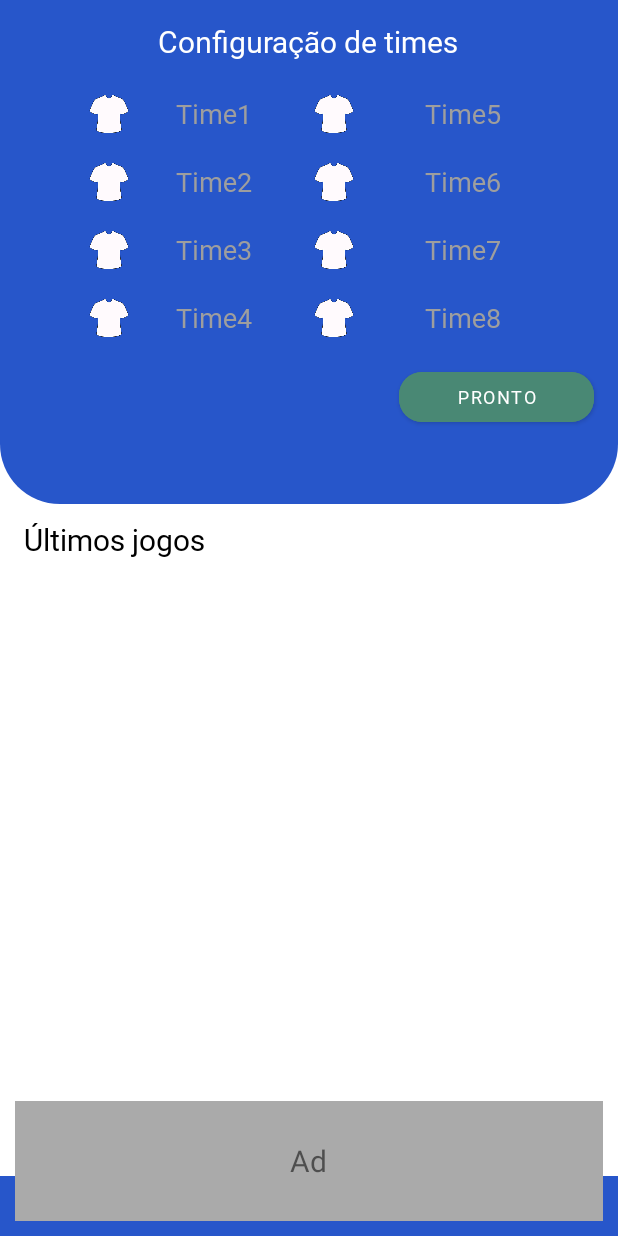
After one commit to samirmaciel/FutStreet-app, an Android app: the TournamentSelectFragment screen opened through its navigation route, on a phone screen of 412 x 824 dp. The commit adds this screen. Run offline under Robolectric (Android 15) with nearby library versions, the phone set to English and light mode, and no system bars.

Commit message:
fragment tournament select created with 8 teams

```diff
--- a/app/src/main/java/com/samirmaciel/futstreet/modules/MainActivity.kt
+++ b/app/src/main/java/com/samirmaciel/futstreet/modules/MainActivity.kt
@@ -1,9 +1,15 @@
 package com.samirmaciel.futstreet.modules
 
 import android.annotation.SuppressLint
+import android.content.BroadcastReceiver
+import android.content.Context
+import android.content.Intent
+import android.content.IntentFilter
 import androidx.appcompat.app.AppCompatActivity
 import android.os.Bundle
 import android.os.Handler
+import android.util.Log
+import androidx.navigation.ActionOnlyNavDirections
 import androidx.navigation.NavController
 import androidx.navigation.NavDestination
 import androidx.navigation.findNavController
@@ -15,10 +21,16 @@ class MainActivity : AppCompatActivity() {
     private var _binding : ActivityMainBinding? = null
     private val binding : ActivityMainBinding get() = _binding!!
 
+    companion object {
+        const val ACTION_TO_TORUNAMENT = "ACTION_TO_TOURNAMENT"
+    }
+
     override fun onCreate(savedInstanceState: Bundle?) {
         super.onCreate(savedInstanceState)
         _binding = ActivityMainBinding.inflate(layoutInflater)
         setContentView(binding.root)
+
+        registerReceiver(receiverBroadcast, IntentFilter(ACTION_TO_TORUNAMENT))
 
         findNavController(R.id.topFragment).addOnDestinationChangedListener(object : NavController.OnDestinationChangedListener{
             @SuppressLint("ResourceType")
@@ -29,7 +41,6 @@ class MainActivity : AppCompatActivity() {
             ) {
                 binding.appBarTitle.setText(destination.label)
             }
-
         })
     }
 
@@ -40,11 +51,9 @@ class MainActivity : AppCompatActivity() {
         }, 2000)
     }
 
-    private fun histoyIsEmpty(isEmpity : Boolean){
-        if(isEmpity){
-            //binding.textHintEmptyHistory.visibility = View.VISIBLE
-        }else{
-            //binding.textHintEmptyHistory.visibility = View.GONE
+    private val receiverBroadcast : BroadcastReceiver = object : BroadcastReceiver(){
+        override fun onReceive(context: Context, intent: Intent) {
+            findNavController(R.id.bottomFragment).navigate(R.id.action_lastGamesFragment_to_tournamentFragment)
         }
 
     }
--- a/app/src/main/java/com/samirmaciel/futstreet/modules/gameSetting/GameSettingFragment.kt
+++ b/app/src/main/java/com/samirmaciel/futstreet/modules/gameSetting/GameSettingFragment.kt
@@ -10,7 +10,6 @@ import androidx.navigation.fragment.findNavController
 import com.samirmaciel.futstreet.R
 import com.samirmaciel.futstreet.databinding.FragmentGamesettingsBinding
 import com.samirmaciel.futstreet.modules.gameSetting.shirtSelectionFragment.ShirtSelectionDialog
-import kotlin.math.roundToInt
 
 class GameSettingFragment : Fragment(R.layout.fragment_gamesettings){
 
@@ -106,13 +105,13 @@ class GameSettingFragment : Fragment(R.layout.fragment_gamesettings){
         }
 
         viewModel.nameTeamOne.observe(this){
-            if(!it.equals(resources.getText(R.string.input_hint_teamone))){
+            if(!it.equals(resources.getText(R.string.input_hint_team1))){
                 binding.inputNameTeamOne.setText(it)
             }
         }
 
         viewModel.nameTeamTwo.observe(this){
-            if(!it.equals(resources.getText(R.string.input_hint_teamtwo))){
+            if(!it.equals(resources.getText(R.string.input_hint_team2))){
                 binding.inputNameTeamTwo.setText(it)
             }
         }
--- a/app/src/main/java/com/samirmaciel/futstreet/modules/home/HomeFragment.kt
+++ b/app/src/main/java/com/samirmaciel/futstreet/modules/home/HomeFragment.kt
@@ -1,5 +1,6 @@
 package com.samirmaciel.futstreet.modules.home
 
+import android.content.Intent
 import android.os.Bundle
 import android.util.Log
 import android.view.View
@@ -10,6 +11,7 @@ import androidx.navigation.findNavController
 import androidx.navigation.fragment.findNavController
 import com.samirmaciel.futstreet.R
 import com.samirmaciel.futstreet.databinding.FragmentHomeBinding
+import com.samirmaciel.futstreet.modules.MainActivity
 import com.samirmaciel.futstreet.shared.adapter.SlideDescriptionPager
 import java.util.*
 
@@ -25,15 +27,19 @@ class HomeFragment : Fragment(R.layout.fragment_home) {
         super.onViewCreated(view, savedInstanceState)
         _binding = FragmentHomeBinding.bind(view)
         initPagerSlide(viewModel.getDescriptions())
-
-
     }
 
     override fun onStart() {
         super.onStart()
 
 
-        binding.buttonNewPlay.setOnClickListener{ findNavController().navigate(R.id.action_homeFragment_to_gameSettingFragment) }
+        binding.buttonNewPlay.setOnClickListener{
+            findNavController().navigate(R.id.action_homeFragment_to_gameSettingFragment) }
+        binding.buttonChampionship.setOnClickListener{
+            findNavController().navigate(R.id.action_homeFragment_to_tournamentSelectFragment)
+            val intent = Intent(MainActivity.ACTION_TO_TORUNAMENT)
+            requireActivity().sendBroadcast(intent)
+        }
     }
 
 
--- /dev/null
+++ b/app/src/main/java/com/samirmaciel/futstreet/modules/tournamentSelect/TournamentSelectFragment.kt
@@ -0,0 +1,24 @@
+package com.samirmaciel.futstreet.modules.tournamentSelect
+
+import android.os.Bundle
+import android.view.View
+import androidx.fragment.app.Fragment
+import com.samirmaciel.futstreet.R
+import com.samirmaciel.futstreet.databinding.FragmentTournamentBinding
+
+class TournamentSelectFragment : Fragment(R.layout.fragment_tournamentselect) {
+
+    private var _binding : FragmentTournamentBinding? = null
+    private val binding : FragmentTournamentBinding get() = _binding!!
+
+    override fun onViewCreated(view: View, savedInstanceState: Bundle?) {
+        super.onViewCreated(view, savedInstanceState)
+        _binding = FragmentTournamentBinding.bind(view)
+
+    }
+
+    override fun onDestroy() {
+        super.onDestroy()
+        _binding = null
+    }
+}
--- a/app/src/main/res/layout/fragment_gamesettings.xml
+++ b/app/src/main/res/layout/fragment_gamesettings.xml
@@ -33,7 +33,7 @@
             <EditText
                 android:id="@+id/inputNameTeamOne"
                 style="@style/inputText"
-                android:hint="@string/input_hint_teamone" />
+                android:hint="@string/input_hint_team1" />
 
         </LinearLayout>
 
@@ -63,7 +63,7 @@
         <EditText
             android:id="@+id/inputNameTeamTwo"
             style="@style/inputText"
-            android:hint="@string/input_hint_teamtwo" />
+            android:hint="@string/input_hint_team2" />
 
     </LinearLayout>
 
--- a/app/src/main/res/layout/fragment_home.xml
+++ b/app/src/main/res/layout/fragment_home.xml
@@ -44,7 +44,6 @@
         android:id="@+id/buttonChampionship"
         style="@style/button_menu"
         android:text="@string/hint_menu_button_tournament"
-        android:enabled="false"
         app:cornerRadius="15dp"
         app:layout_constraintEnd_toEndOf="@+id/buttonNewPlay"
         app:layout_constraintStart_toStartOf="@+id/buttonNewPlay"
--- a/app/src/main/res/layout/fragment_tournament.xml
+++ b/app/src/main/res/layout/fragment_tournament.xml
@@ -3,8 +3,19 @@
     android:layout_width="match_parent"
     android:layout_height="match_parent"
     xmlns:tools="http://schemas.android.com/tools"
+    xmlns:app="http://schemas.android.com/apk/res-auto"
     tools:context=".modules.tournament.TournamentFragment">
 
-
+    <TextView
+        android:layout_width="wrap_content"
+        android:layout_height="wrap_content"
+        android:text="TOURNAMENT"
+        android:textColor="@color/black"
+        android:fontFamily="@font/baloo2semibold"
+        app:layout_constraintTop_toTopOf="parent"
+        app:layout_constraintBottom_toBottomOf="parent"
+        app:layout_constraintStart_toStartOf="parent"
+        app:layout_constraintEnd_toEndOf="parent"
+        android:textSize="40sp"/>
 
 </androidx.constraintlayout.widget.ConstraintLayout>
--- /dev/null
+++ b/app/src/main/res/layout/fragment_tournamentselect.xml
@@ -0,0 +1,176 @@
+<?xml version="1.0" encoding="utf-8"?>
+<androidx.constraintlayout.widget.ConstraintLayout xmlns:android="http://schemas.android.com/apk/res/android"
+    xmlns:app="http://schemas.android.com/apk/res-auto"
+    android:layout_width="match_parent"
+    android:layout_height="wrap_content"
+    tools:context=".modules.tournamentSelect.TournamentSelectFragment"
+    xmlns:tools="http://schemas.android.com/tools"
+    android:background="@color/blue">
+
+    <LinearLayout
+        android:id="@+id/linearLayout1"
+        android:layout_width="match_parent"
+        android:layout_height="wrap_content"
+        android:gravity="center"
+        android:orientation="horizontal"
+        app:layout_constraintEnd_toEndOf="parent"
+        app:layout_constraintStart_toStartOf="parent"
+        app:layout_constraintTop_toTopOf="parent">
+
+        <androidx.appcompat.widget.AppCompatImageView
+            android:id="@+id/selectShirtTeam1Torunament"
+            style="@style/shirt_select_tournament"
+            android:src="@drawable/shirt_select"
+            app:layout_constraintStart_toStartOf="parent"
+            app:layout_constraintTop_toTopOf="parent" />
+
+        <EditText
+            android:id="@+id/tournamentInputTeamName1"
+            style="@style/inputText"
+            android:hint="@string/input_hint_team1" />
+
+        <androidx.appcompat.widget.AppCompatImageView
+            android:id="@+id/selectShirtTeam5Torunament"
+            style="@style/shirt_select_tournament"
+            android:layout_marginStart="10dp"
+            android:src="@drawable/shirt_select" />
+
+        <EditText
+            android:id="@+id/torunamentInputTeamName5"
+            style="@style/inputText"
+            android:layout_marginStart="16dp"
+            android:hint="@string/input_hint_team5" />
+
+    </LinearLayout>
+
+    <LinearLayout
+        android:id="@+id/linearLayout2"
+        android:layout_width="match_parent"
+        android:layout_height="wrap_content"
+        android:gravity="center"
+        android:layout_marginTop="5dp"
+        android:orientation="horizontal"
+        app:layout_constraintEnd_toEndOf="parent"
+        app:layout_constraintStart_toStartOf="parent"
+        app:layout_constraintTop_toBottomOf="@id/linearLayout1">
+
+        <androidx.appcompat.widget.AppCompatImageView
+            android:id="@+id/selectShirtTeam2Torunament"
+            style="@style/shirt_select_tournament"
+            android:src="@drawable/shirt_select"
+            app:layout_constraintStart_toStartOf="parent"
+            app:layout_constraintTop_toTopOf="parent" />
+
+        <EditText
+            android:id="@+id/tournamentInputTeamName2"
+            style="@style/inputText"
+            android:hint="@string/input_hint_team2" />
+
+        <androidx.appcompat.widget.AppCompatImageView
+            android:id="@+id/selectShirtTeam6Torunament"
+            style="@style/shirt_select_tournament"
+            android:layout_marginStart="10dp"
+            android:src="@drawable/shirt_select" />
+
+        <EditText
+            android:id="@+id/torunamentInputTeamName6"
+            style="@style/inputText"
+            android:layout_marginStart="16dp"
+            android:hint="@string/input_hint_team6" />
+
+    </LinearLayout>
+
+    <LinearLayout
+        android:id="@+id/linearLayout3"
+        android:layout_width="match_parent"
+        android:layout_height="wrap_content"
+        android:gravity="center"
+        android:layout_marginTop="5dp"
+        android:orientation="horizontal"
+        app:layout_constraintEnd_toEndOf="parent"
+        app:layout_constraintStart_toStartOf="parent"
+        app:layout_constraintTop_toBottomOf="@id/linearLayout2">
+
+        <androidx.appcompat.widget.AppCompatImageView
+            android:id="@+id/selectShirtTeam3Torunament"
+            style="@style/shirt_select_tournament"
+            android:src="@drawable/shirt_select"
+            app:layout_constraintStart_toStartOf="parent"
+            app:layout_constraintTop_toTopOf="parent" />
+
+        <EditText
+            android:id="@+id/tournamentInputTeamName3"
+            style="@style/inputText"
+            android:hint="@string/input_hint_team3" />
+
+        <androidx.appcompat.widget.AppCompatImageView
+            android:id="@+id/selectShirtTeam7Torunament"
+            style="@style/shirt_select_tournament"
+            android:layout_marginStart="10dp"
+            android:src="@drawable/shirt_select" />
+
+        <EditText
+            android:id="@+id/torunamentInputTeamNam7"
+            style="@style/inputText"
+            android:layout_marginStart="16dp"
+            android:hint="@string/input_hint_team7" />
+
+    </LinearLayout>
+
+    <LinearLayout
+        android:id="@+id/linearLayout4"
+        android:layout_width="match_parent"
+        android:layout_height="wrap_content"
+        android:gravity="center"
+        android:layout_marginBottom="10dp"
+        android:layout_marginTop="5dp"
+        android:orientation="horizontal"
+        app:layout_constraintEnd_toEndOf="parent"
+        app:layout_constraintStart_toStartOf="parent"
+        app:layout_constraintTop_toBottomOf="@id/linearLayout3">
+
+        <androidx.appcompat.widget.AppCompatImageView
+            android:id="@+id/selectShirtTeam4Torunament"
+            style="@style/shirt_select_tournament"
+            android:src="@drawable/shirt_select"
+            app:layout_constraintStart_toStartOf="parent"
+            app:layout_constraintTop_toTopOf="parent" />
+
+        <EditText
+            android:id="@+id/tournamentInputTeamName4"
+            style="@style/inputText"
+            android:hint="@string/input_hint_team4" />
+
+        <androidx.appcompat.widget.AppCompatImageView
+            android:id="@+id/selectShirtTeam8Torunament"
+            style="@style/shirt_select_tournament"
+            android:layout_marginStart="10dp"
+            android:src="@drawable/shirt_select" />
+
+        <EditText
+            android:id="@+id/torunamentInputTeamNam8"
+            style="@style/inputText"
+            android:layout_marginStart="16dp"
+            android:hint="@string/input_hint_team8" />
+
+    </LinearLayout>
+
+
+    <com.google.android.material.button.MaterialButton
+        android:id="@+id/buttonReadyTournament"
+        style="@style/button_menu"
+        android:layout_marginEnd="16dp"
+        android:backgroundTint="@color/green"
+        android:text="@string/Ready"
+        android:textColor="@color/white"
+        android:layout_marginTop="10dp"
+        app:cornerRadius="15dp"
+        app:layout_constraintEnd_toEndOf="parent"
+        app:layout_constraintTop_toBottomOf="@id/linearLayout4" />
+
+
+
+
+
+
+</androidx.constraintlayout.widget.ConstraintLayout>
--- a/app/src/main/res/navigation/bottomnavigation.xml
+++ b/app/src/main/res/navigation/bottomnavigation.xml
@@ -9,5 +9,22 @@
         android:id="@+id/lastGamesFragment"
         android:name="com.samirmaciel.futstreet.modules.lastGames.LastGamesFragment"
         android:label="fragment_lastgames"
-        tools:layout="@layout/fragment_lastgames" />
+        tools:layout="@layout/fragment_lastgames" >
+        <action
+            android:id="@+id/action_lastGamesFragment_to_tournamentFragment"
+            app:destination="@id/tournamentFragment"
+            app:enterAnim="@anim/enter_animation"
+            app:exitAnim="@anim/exit_animation"/>
+    </fragment>
+    <fragment
+        android:id="@+id/tournamentFragment"
+        android:name="com.samirmaciel.futstreet.modules.tournament.TournamentFragment"
+        android:label="fragment_tournament"
+        tools:layout="@layout/fragment_tournament" >
+        <action
+            android:id="@+id/action_tournamentFragment_to_lastGamesFragment"
+            app:destination="@id/lastGamesFragment"
+            app:enterAnim="@anim/enter_animation_inverted"
+            app:exitAnim="@anim/exit_animation_inverted"/>
+    </fragment>
 </navigation>
--- a/app/src/main/res/navigation/topnavigation.xml
+++ b/app/src/main/res/navigation/topnavigation.xml
@@ -13,6 +13,11 @@
         <action
             android:id="@+id/action_homeFragment_to_gameSettingFragment"
             app:destination="@id/gameSettingFragment"
+            app:enterAnim="@anim/enter_animation"
+            app:exitAnim="@anim/exit_animation"/>
+        <action
+            android:id="@+id/action_homeFragment_to_tournamentSelectFragment"
+            app:destination="@id/tournamentSelectFragment"
             app:enterAnim="@anim/enter_animation"
             app:exitAnim="@anim/exit_animation"/>
     </fragment>
@@ -48,4 +53,9 @@
             android:id="@+id/action_gameReadyFragment_to_gameSettingFragment"
             app:destination="@id/gameSettingFragment" />
     </fragment>
+    <fragment
+        android:id="@+id/tournamentSelectFragment"
+        android:name="com.samirmaciel.futstreet.modules.tournamentSelect.TournamentSelectFragment"
+        android:label="@string/title_tournament_select"
+        tools:layout="@layout/fragment_tournamentselect" />
 </navigation>
--- a/app/src/main/res/values/strings.xml
+++ b/app/src/main/res/values/strings.xml
@@ -7,12 +7,19 @@
     <string name="description_two">Personalize as opções de seu jogo da melhor maneira.</string>
     <string name="description_three">Notificação com informações em tempo real de seu jogo.</string>
 
+    //Hint teams names
+    <string name="input_hint_team1">Time1</string>
+    <string name="input_hint_team2">Time2</string>
+    <string name="input_hint_team3">Time3</string>
+    <string name="input_hint_team4">Time4</string>
+    <string name="input_hint_team5">Time5</string>
+    <string name="input_hint_team6">Time6</string>
+    <string name="input_hint_team7">Time7</string>
+    <string name="input_hint_team8">Time8</string>
 
     //Game Settings misc
     <string name="input_text_number_of_times">Números de tempos:</string>
     <string name="input_text_time_of_round">Tempo de partida:</string>
-    <string name="input_hint_teamone">Time1</string>
-    <string name="input_hint_teamtwo">Time2</string>
     <string name="input_hint_minutes">Minutos</string>
     <string name="alert_title_select_shirt_title">Selecione a camisa</string>
 
@@ -45,6 +52,7 @@
     <string name="Cancel">Cancelar</string>
 
     //Navigation titles
+    <string name="title_tournament_select">Configuração de times</string>
     <string name="title_game_settings">Configuração de jogo</string>
     <string name="title_currentGame">Partida em Andamento</string>
 </resources>
--- a/app/src/main/res/values/style.xml
+++ b/app/src/main/res/values/style.xml
@@ -39,12 +39,23 @@
         <item name="android:layout_height">60dp</item>
     </style>
 
+    <style name="shirt_select_tournament" parent="shirt_imageView_dialog">
+        <item name="android:clickable">true</item>
+        <item name="android:focusable">true</item>
+        <item name="android:padding">5dp</item>
+        <item name="android:layout_width">40dp</item>
+        <item name="android:layout_height">40dp</item>
+    </style>
+
     <style name="inputText">
         <item name="android:layout_width">100dp</item>
         <item name="android:textAlignment">center</item>
         <item name="android:layout_height">wrap_content</item>
         <item name="android:fontFamily">@font/baloo2regular</item>
         <item name="android:textSize">18sp</item>
+        <item name="android:lines">1</item>
+        <item name="android:maxLines">1</item>
+        <item name="android:inputType">text</item>
         <item name="android:textColor">@color/white</item>
         <item name="android:maxLength">10</item>
         <item name="android:textColorHint">@color/gray</item>
```
